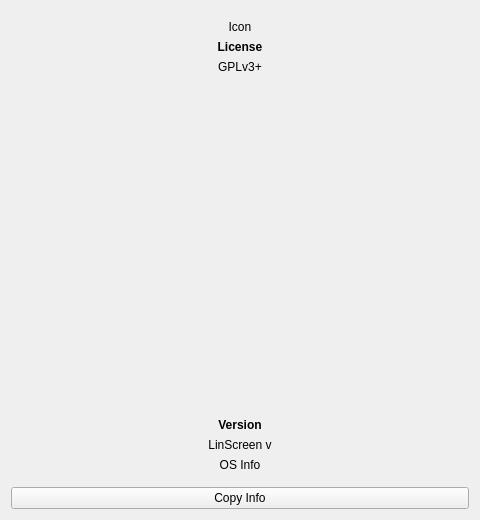
The window that src/widgets/infowindow.ui (aurelson101/linscreen) describes before a commit, drawn with Qt 5.
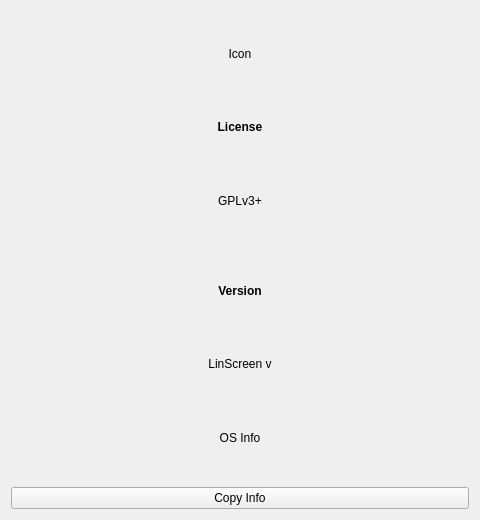
The same window after the commit. Icons and pictures are not drawn.

Commit message: Keep About sections top-aligned without expanding blank space

The edit to the form file:
```diff
--- a/src/widgets/infowindow.ui
+++ b/src/widgets/infowindow.ui
@@ -72,10 +72,13 @@
        <property name="orientation">
         <enum>Qt::Vertical</enum>
        </property>
+       <property name="sizeType">
+        <enum>QSizePolicy::Fixed</enum>
+       </property>
        <property name="sizeHint" stdset="0">
         <size>
          <width>20</width>
-         <height>40</height>
+         <height>16</height>
         </size>
        </property>
       </spacer>
```
The commit also changes 2 other files.
